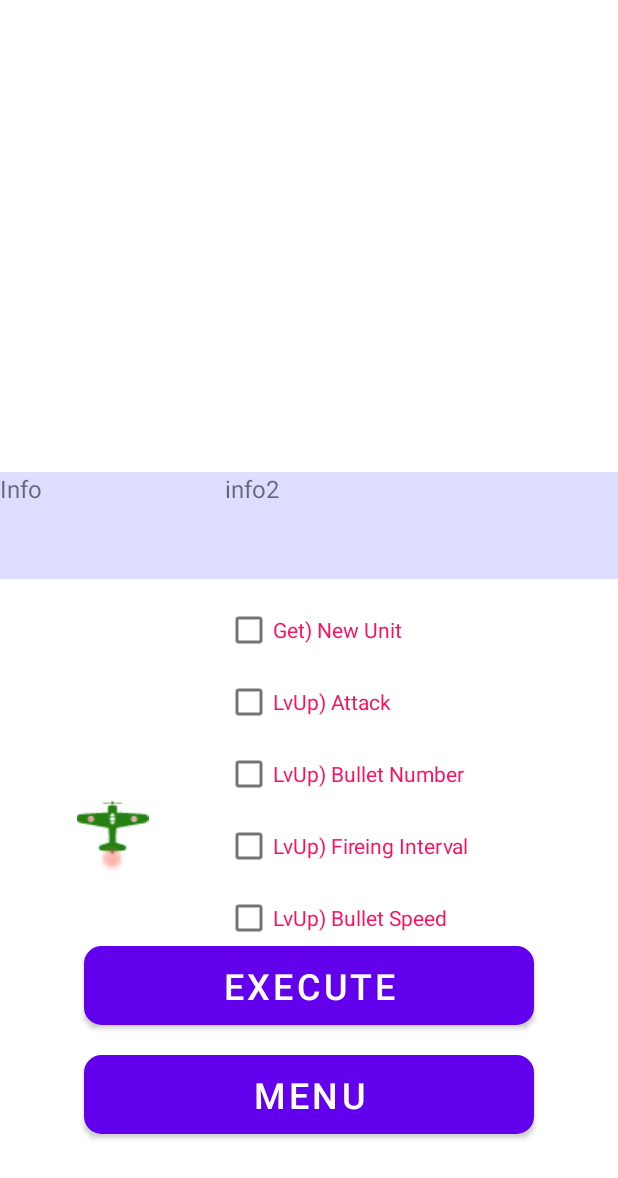
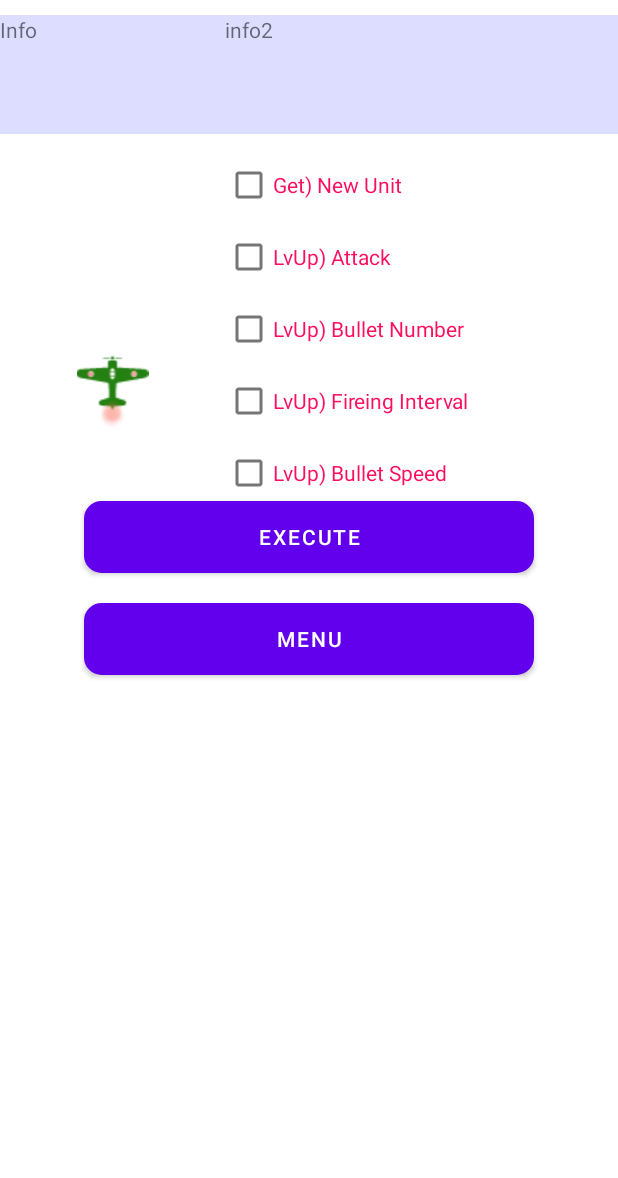
Before and after one commit to tfs-apps-one/BarrageFighter, an Android app: the layout activity_sub.xml on its own in the app's theme, with its tools: preview values and no code run, on a phone screen of 412 x 824 dp. Shown: the top 1178 px of the screen. Run offline under Robolectric (Android 15) with nearby library versions, the phone set to English and light mode, and no system bars.

```diff
--- a/app/src/main/res/layout/activity_sub.xml
+++ b/app/src/main/res/layout/activity_sub.xml
@@ -1,5 +1,5 @@
 <?xml version="1.0" encoding="utf-8"?>
-<android.support.constraint.ConstraintLayout xmlns:android="http://schemas.android.com/apk/res/android"
+<androidx.constraintlayout.widget.ConstraintLayout xmlns:android="http://schemas.android.com/apk/res/android"
     xmlns:app="http://schemas.android.com/apk/res-auto"
     xmlns:tools="http://schemas.android.com/tools"
     xmlns:ads="http://schemas.android.com/apk/res-auto"
@@ -9,10 +9,13 @@
 
 
     <RelativeLayout
+        android:id="@+id/sublauout"
         android:layout_width="0dp"
-        android:layout_height="501dp"
-        android:layout_marginBottom="8dp"
-        app:layout_constraintBottom_toBottomOf="parent"
+        android:layout_height="500dp"
+        android:layout_marginTop="10dp"
+        app:layout_constraintLeft_toLeftOf="parent"
+        app:layout_constraintRight_toRightOf="parent"
+        app:layout_constraintTop_toTopOf="parent"
         tools:layout_editor_absoluteX="0dp">
 
         <CheckBox
@@ -65,8 +68,7 @@
             android:layout_marginTop="15dp"
             android:background="@drawable/btn_round2"
             android:onClick="onLevelUp"
-            android:text="EXECUTE"
-            android:textSize="24sp" />
+            android:text="EXECUTE"/>
 
         <Button
             android:id="@+id/Menu"
@@ -76,9 +78,7 @@
             android:layout_alignStart="@+id/LevelUp"
             android:layout_marginBottom="60dp"
             android:background="@drawable/btn_round"
-            android:onClick="onMenu"
-            android:text="MENU"
-            android:textSize="24sp" />
+            android:text="MENU"/>
 
         <TextView
             android:id="@+id/SubInfo"
@@ -91,8 +91,7 @@
             android:layout_marginBottom="10dp"
             android:layout_toStartOf="@+id/UnitLv"
             android:text="Info"
-            android:background="#DDDDFF"
-            android:textSize="16sp" />
+            android:background="#DDDDFF"/>
 
         <ImageView
             android:id="@+id/UnitImage"
@@ -123,8 +122,8 @@
             android:layout_marginBottom="10dp"
             android:layout_toEndOf="@+id/SubInfo"
             android:text="info2"
-            android:background="#DDDDFF"
-            android:textSize="16sp" />
+            android:background="#DDDDFF"/>
 
     </RelativeLayout>
-</android.support.constraint.ConstraintLayout>
+
+</androidx.constraintlayout.widget.ConstraintLayout>
```
Also changed, not shown: app/src/main/java/tfsapps/barragefighter/Droid.java (+6 -1 lines), app/src/main/java/tfsapps/barragefighter/GameView.java (+13 -2 lines), app/src/main/res/drawable/cloud1.png, app/src/main/res/drawable/cloud2.png, app/src/main/res/drawable/plain41.png (added), app/src/main/res/drawable/plain42.png (added).
